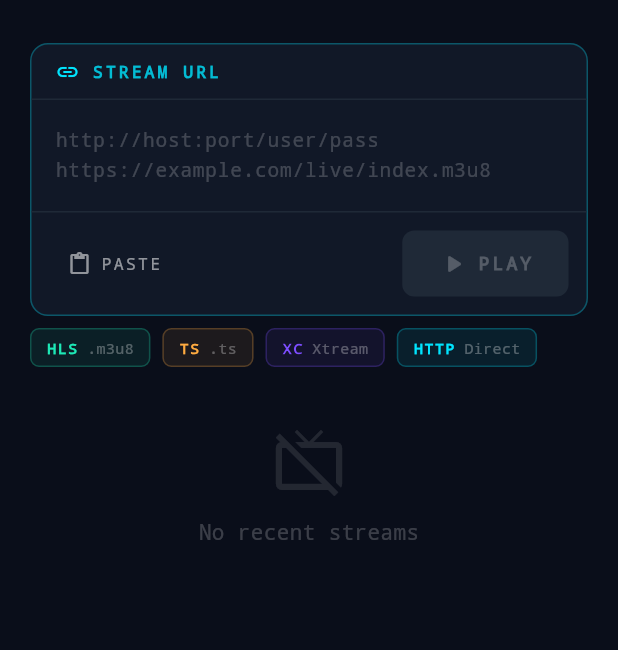
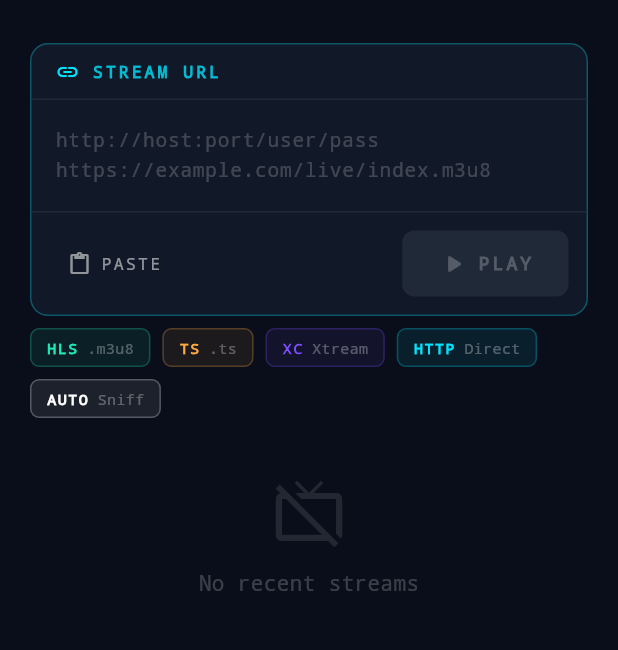
Before and after one commit to htmlcss1234848/iptv_player, a Flutter app: the screen it shows after launch, on a phone screen of 412 x 824 dp, the part 98-748 px from its top. Run offline on Flutter 3.47's test engine with Material 3 defaults, Android fonts, the phone set to English and light mode, and no system bars; our stand-ins replace get, shared_preferences.

Commit message:
Add files via upload

```diff
--- a/lib/features/home/home_screen.dart
+++ b/lib/features/home/home_screen.dart
@@ -28,7 +28,7 @@ class HomeScreen extends StatelessWidget {
                     onClear: controller.clearInput,
                   ),
                   const SizedBox(height: 8),
-                  _StreamTypeLegend(),
+                  const _StreamTypeLegend(),
                   const SizedBox(height: 8),
                   Obx(() => RecentUrlsList(
                         urls: controller.recentUrls,
@@ -99,19 +99,22 @@ class _Header extends StatelessWidget {
 }
 
 class _StreamTypeLegend extends StatelessWidget {
-  final _types = const [
-    ('HLS', Color(0xFF1DE9B6), '.m3u8'),
-    ('TS', Color(0xFFFFAB40), '.ts'),
-    ('XC', Color(0xFF7C4DFF), 'Xtream'),
-    ('HTTP', Color(0xFF00E5FF), 'Direct'),
-  ];
+  const _StreamTypeLegend();
 
   @override
   Widget build(BuildContext context) {
+    const types = [
+      ('HLS', Color(0xFF1DE9B6), '.m3u8'),
+      ('TS', Color(0xFFFFAB40), '.ts'),
+      ('XC', Color(0xFF7C4DFF), 'Xtream'),
+      ('HTTP', Color(0xFF00E5FF), 'Direct'),
+      ('AUTO', Color(0xFFFFFFFF), 'Sniff'),
+    ];
+
     return Wrap(
       spacing: 8,
       runSpacing: 8,
-      children: _types
+      children: types
           .map((t) => _LegendChip(label: t.$1, color: t.$2, desc: t.$3))
           .toList(),
     );
```
